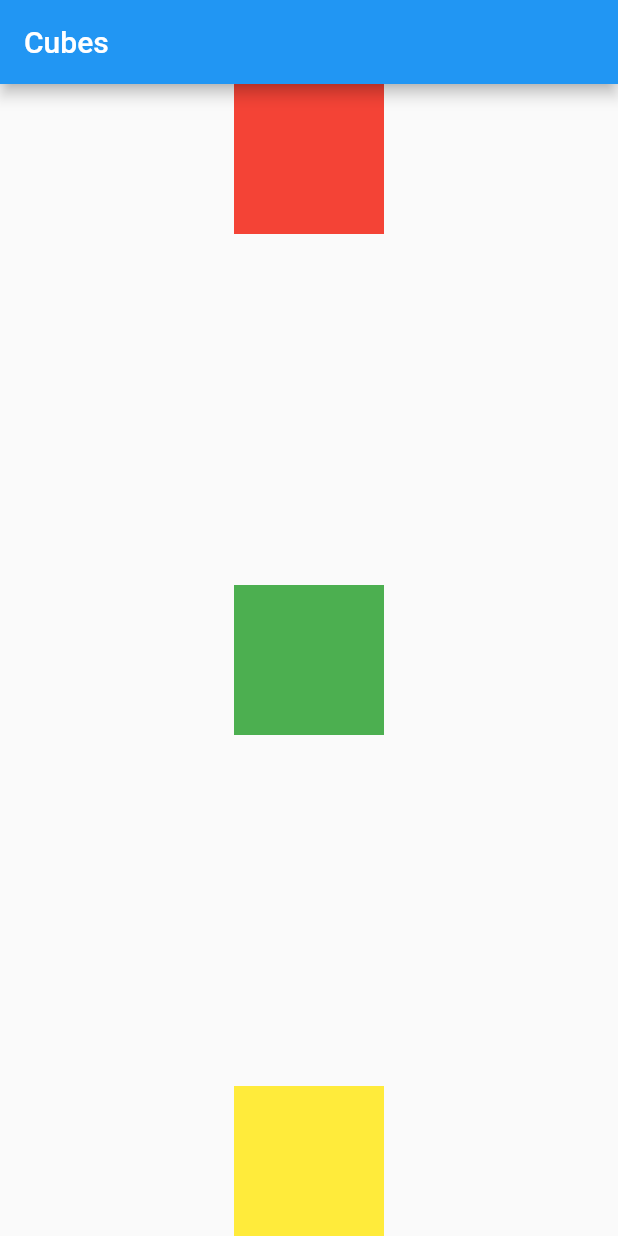
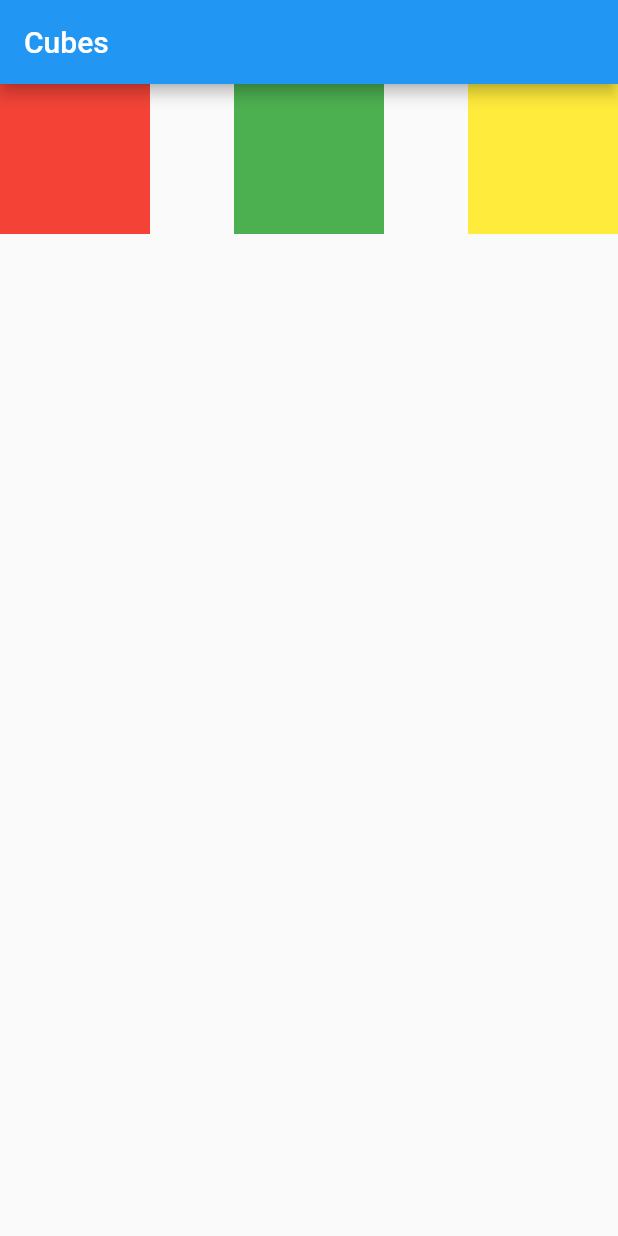
Before and after one commit to lukajincharadze/flutter-project-1, a Flutter app: the screen it shows after launch, on a phone screen of 412 x 824 dp. Run offline on Flutter 3.47's test engine with Material 2 defaults, Android fonts, the phone set to English and light mode, and no system bars.

Commit message:
Update main.dart

```diff
--- a/lib/main.dart
+++ b/lib/main.dart
@@ -17,31 +17,27 @@ class MyApp extends StatelessWidget {
       ), // ThemeData
       home: Scaffold (
         appBar: AppBar (title: Text("Cubes"),),
-        body: Center(
-          child: Container(
-              child: Column (
+          body: Row(
             mainAxisAlignment: MainAxisAlignment.spaceBetween,
             children: [
               Container(
+                height: 100,
                 width: 100,
-                    height: 100,
                 color: Colors.red,
               ),
               Container(
+                height: 100,
                 width: 100,
-                    height: 100,
                 color: Colors.green,
               ),
               Container(
+                height: 100,
                 width: 100,
-                    height: 100,
                 color: Colors.yellow,
               )
             ],
           ),
       ),
-        ),
-      ),
     );
   }
 }
```
Lines whose indentation alone changed are shown as unchanged.
